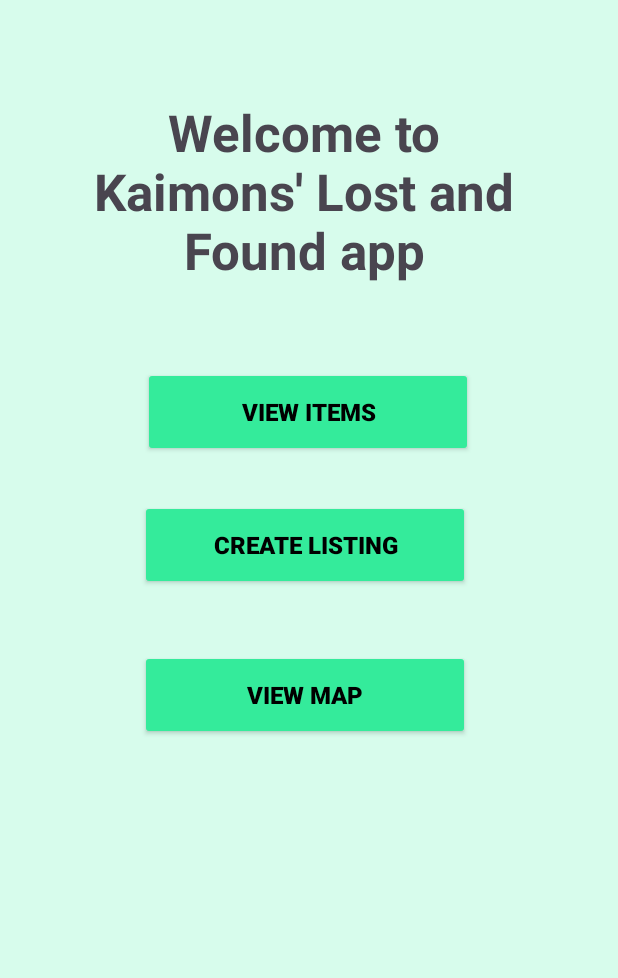
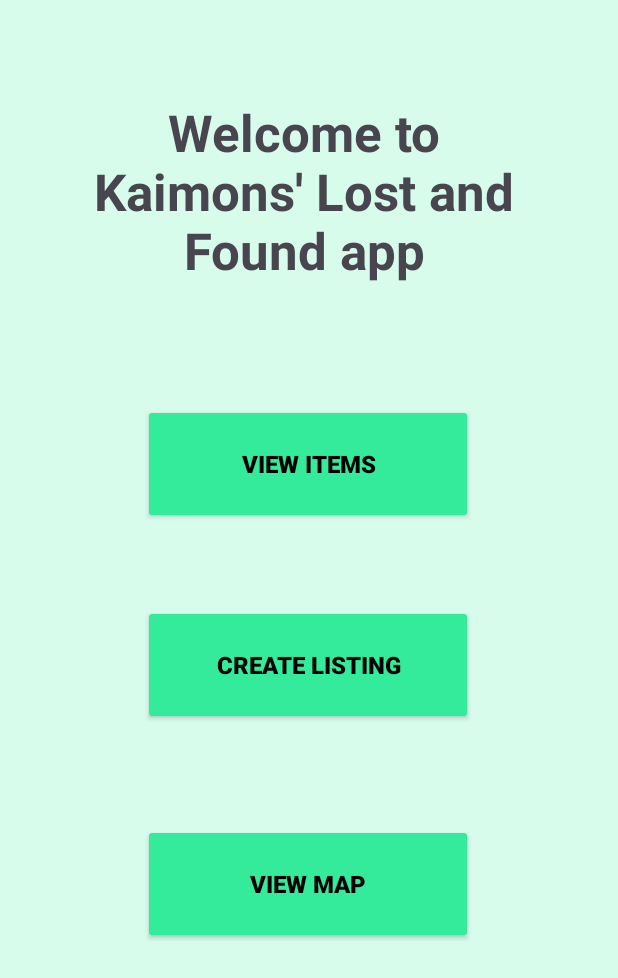
Before and after one commit to KaimonDeBruijne/Task_7.1P, an Android app: the screen it shows after launch (MainActivity), on a phone screen of 412 x 824 dp. Shown: the top 978 px of the screen. Run offline under Robolectric (Android 15) with nearby library versions, the phone set to English and light mode, and no system bars; our stand-ins replace Room's generated code.

Commit message:
Small fix

```diff
--- a/app/src/main/res/layout/activity_main.xml
+++ b/app/src/main/res/layout/activity_main.xml
@@ -11,7 +11,7 @@
         android:id="@+id/viewListings"
         style="@style/Widget.AppCompat.Button"
         android:layout_width="220dp"
-        android:layout_height="60dp"
+        android:layout_height="80dp"
         android:text="View Items"
         android:textColor="#000000"
         android:textSize="16sp"
@@ -22,13 +22,30 @@
         app:layout_constraintHorizontal_bias="0.497"
         app:layout_constraintStart_toStartOf="parent"
         app:layout_constraintTop_toTopOf="parent"
-        app:layout_constraintVertical_bias="0.32" />
+        app:layout_constraintVertical_bias="0.362" />
+
+    <Button
+        android:id="@+id/createAd"
+        style="@style/Widget.AppCompat.Button"
+        android:layout_width="220dp"
+        android:layout_height="80dp"
+        android:text="Create Listing"
+        android:textColor="#000000"
+        android:textSize="16sp"
+        android:textStyle="bold"
+        app:backgroundTint="#34eb9b"
+        app:layout_constraintBottom_toBottomOf="parent"
+        app:layout_constraintEnd_toEndOf="parent"
+        app:layout_constraintHorizontal_bias="0.497"
+        app:layout_constraintStart_toStartOf="parent"
+        app:layout_constraintTop_toTopOf="parent"
+        app:layout_constraintVertical_bias="0.542" />
 
     <Button
         android:id="@+id/viewMap"
         style="@style/Widget.AppCompat.Button"
         android:layout_width="220dp"
-        android:layout_height="60dp"
+        android:layout_height="80dp"
         android:text="View Map"
         android:textColor="#000000"
         android:textSize="16sp"
@@ -36,27 +53,10 @@
         app:backgroundTint="#34eb9b"
         app:layout_constraintBottom_toBottomOf="parent"
         app:layout_constraintEnd_toEndOf="parent"
-        app:layout_constraintHorizontal_bias="0.486"
+        app:layout_constraintHorizontal_bias="0.497"
         app:layout_constraintStart_toStartOf="parent"
         app:layout_constraintTop_toTopOf="parent"
-        app:layout_constraintVertical_bias="0.567" />
-
-    <Button
-        android:id="@+id/createAd"
-        style="@style/Widget.AppCompat.Button"
-        android:layout_width="220dp"
-        android:layout_height="60dp"
-        android:text="Create Listing"
-        android:textColor="#000000"
-        android:textSize="16sp"
-        android:textStyle="bold"
-        app:backgroundTint="#34eb9b"
-        app:layout_constraintBottom_toBottomOf="parent"
-        app:layout_constraintEnd_toEndOf="parent"
-        app:layout_constraintHorizontal_bias="0.486"
-        app:layout_constraintStart_toStartOf="parent"
-        app:layout_constraintTop_toTopOf="parent"
-        app:layout_constraintVertical_bias="0.436" />
+        app:layout_constraintVertical_bias="0.738" />
 
     <TextView
         android:id="@+id/textView7"
```
